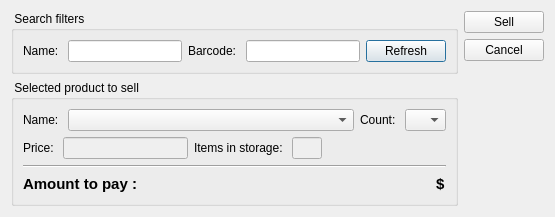
The window that client/dlgproductsell.ui (tbikfalvi/Belenus) describes before a commit, drawn with Qt 5.
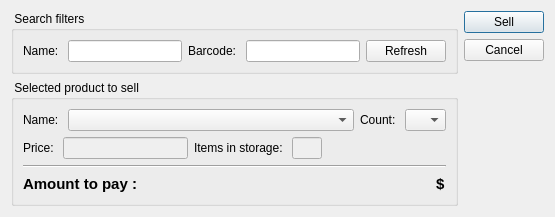
The same window after the commit.

```diff
--- a/client/dlgproductsell.ui
+++ b/client/dlgproductsell.ui
@@ -7,7 +7,7 @@
     <x>0</x>
     <y>0</y>
     <width>555</width>
-    <height>208</height>
+    <height>214</height>
    </rect>
   </property>
   <property name="windowTitle">
@@ -53,6 +53,9 @@
             <height>20</height>
            </size>
           </property>
+          <property name="autoDefault">
+           <bool>false</bool>
+          </property>
          </widget>
         </item>
        </layout>
@@ -272,7 +275,7 @@
         </size>
        </property>
        <property name="autoDefault">
-        <bool>false</bool>
+        <bool>true</bool>
        </property>
       </widget>
      </item>
```
